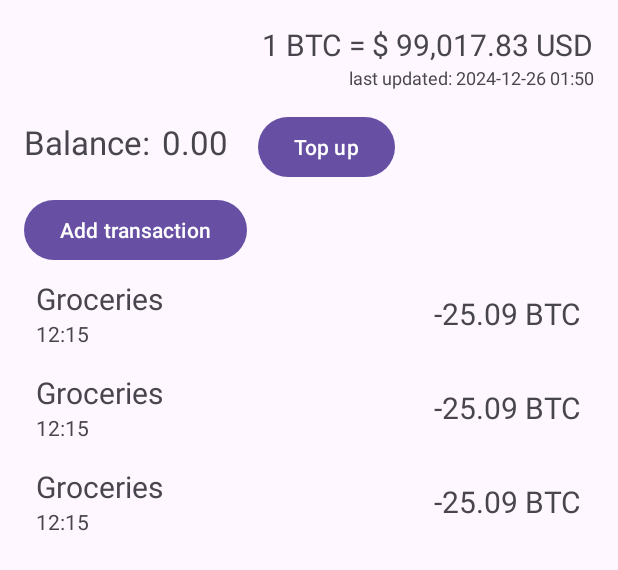
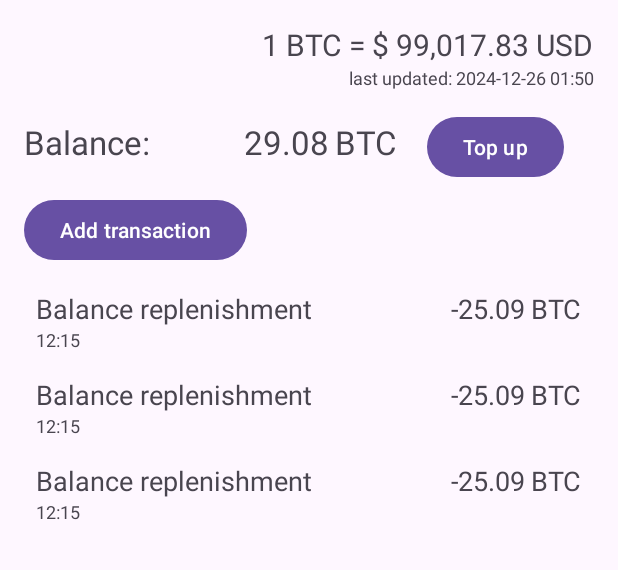
Before and after one commit to deyasix/Wallet, an Android app: the layout fragment_wallet.xml on its own in the app's theme, with its tools: preview values and no code run, on a phone screen of 412 x 824 dp. Shown: the top 570 px of the screen. Run offline under Robolectric (Android 15) with nearby library versions, the phone set to English and light mode, and no system bars.

Commit message:
ui changes

```diff
--- a/app/src/main/java/com/example/wallet/di/ApplicationComponent.kt
+++ b/app/src/main/java/com/example/wallet/di/ApplicationComponent.kt
@@ -1,8 +1,6 @@
 package com.example.wallet.di
 
 import android.content.Context
-import com.example.wallet.domain.GetBalanceUseCase
-import com.example.wallet.domain.TopUpBalanceUseCase
 import com.example.wallet.presentation.AddTransactionFragment
 import com.example.wallet.presentation.WalletFragment
 import dagger.BindsInstance
@@ -12,9 +10,6 @@ import javax.inject.Singleton
 @Singleton
 @Component(modules = [RoomModule::class, DataSourceModule::class, NetworkModule::class])
 interface ApplicationComponent {
-
-    fun getBalanceUseCase(): GetBalanceUseCase
-    fun topUpBalanceUseCase(): TopUpBalanceUseCase
 
     fun inject(walletFragment: WalletFragment)
     fun inject(addTransactionFragment: AddTransactionFragment)
--- a/app/src/main/res/layout/fragment_wallet.xml
+++ b/app/src/main/res/layout/fragment_wallet.xml
@@ -29,7 +29,7 @@
         android:layout_width="wrap_content"
         android:layout_height="wrap_content"
         android:layout_marginVertical="20dp"
-        android:text="Balance:"
+        android:text="@string/balance"
         android:textSize="22sp"
         app:layout_constraintStart_toStartOf="parent"
         app:layout_constraintTop_toBottomOf="@id/tv_last_updated" />
@@ -38,27 +38,45 @@
         android:id="@+id/tv_balance"
         android:layout_width="wrap_content"
         android:layout_height="wrap_content"
-        android:layout_marginHorizontal="8dp"
-        android:text="0.00"
+        android:layout_marginStart="6dp"
+        android:ellipsize="end"
+        android:gravity="end"
+        android:maxLines="1"
         android:textSize="22sp"
         app:layout_constraintBaseline_toBaselineOf="@id/tv_balance_title"
-        app:layout_constraintStart_toEndOf="@id/tv_balance_title" />
+        app:layout_constraintEnd_toStartOf="@id/tv_currency"
+        app:layout_constraintStart_toEndOf="@id/tv_balance_title"
+        app:layout_constraintWidth="0dp"
+        tools:text="29.08" />
+
+    <TextView
+        android:id="@+id/tv_currency"
+        android:layout_width="wrap_content"
+        android:layout_height="wrap_content"
+        android:layout_marginStart="4dp"
+        android:text="@string/btc"
+        android:textSize="22sp"
+        app:layout_constraintBaseline_toBaselineOf="@id/tv_balance"
+        app:layout_constraintEnd_toStartOf="@id/btn_top_up"
+        app:layout_constraintStart_toEndOf="@id/tv_balance" />
 
     <Button
         android:id="@+id/btn_top_up"
         android:layout_width="wrap_content"
         android:layout_height="wrap_content"
         android:layout_marginHorizontal="20dp"
-        android:text="Top up"
+        android:text="@string/top_up"
         app:layout_constraintBaseline_toBaselineOf="@id/tv_balance"
-        app:layout_constraintStart_toEndOf="@id/tv_balance" />
+        app:layout_constraintEnd_toEndOf="parent"
+        app:layout_constraintHorizontal_bias="1"
+        app:layout_constraintStart_toEndOf="@id/tv_currency" />
 
     <Button
         android:id="@+id/btn_add_transaction"
         android:layout_width="wrap_content"
         android:layout_height="wrap_content"
         android:layout_marginVertical="20dp"
-        android:text="Add transaction"
+        android:text="@string/add_transaction"
         app:layout_constraintStart_toStartOf="parent"
         app:layout_constraintTop_toBottomOf="@id/tv_balance_title" />
 
@@ -66,6 +84,7 @@
         android:id="@+id/rv_transactions"
         android:layout_width="match_parent"
         android:layout_height="0dp"
+        android:layout_marginTop="8dp"
         app:layoutManager="androidx.recyclerview.widget.LinearLayoutManager"
         app:layout_constraintBottom_toBottomOf="parent"
         app:layout_constraintTop_toBottomOf="@id/btn_add_transaction"
--- a/app/src/main/res/layout/item_transaction.xml
+++ b/app/src/main/res/layout/item_transaction.xml
@@ -8,18 +8,19 @@
 
     <TextView
         android:id="@+id/tv_transaction_category"
-        android:layout_width="wrap_content"
+        android:layout_width="0dp"
         android:layout_height="wrap_content"
-        android:textSize="20sp"
+        android:textSize="18sp"
+        app:layout_constraintEnd_toStartOf="@id/tv_transaction_value"
         app:layout_constraintStart_toStartOf="parent"
         app:layout_constraintTop_toTopOf="parent"
-        tools:text="@string/groceries" />
+        tools:text="@string/balance_replenishment" />
 
     <TextView
         android:id="@+id/tv_date"
         android:layout_width="wrap_content"
         android:layout_height="wrap_content"
-        android:textSize="14sp"
+        android:textSize="12sp"
         app:layout_constraintStart_toStartOf="parent"
         app:layout_constraintTop_toBottomOf="@id/tv_transaction_category"
         tools:text="12:15" />
@@ -28,12 +29,25 @@
         android:id="@+id/tv_transaction_value"
         android:layout_width="wrap_content"
         android:layout_height="wrap_content"
-        android:textSize="20sp"
-        app:layout_constraintBottom_toBottomOf="parent"
-        app:layout_constraintEnd_toEndOf="parent"
+        android:ellipsize="end"
+        android:gravity="end"
+        android:maxLines="1"
+        android:textSize="18sp"
+        app:layout_constraintBaseline_toBaselineOf="@id/tv_transaction_category"
+        app:layout_constraintEnd_toStartOf="@id/tv_currency"
         app:layout_constraintHorizontal_bias="1"
         app:layout_constraintStart_toEndOf="@id/tv_transaction_category"
-        app:layout_constraintTop_toTopOf="parent"
-        tools:text="-25.09 BTC" />
+        tools:text="-25.09" />
+
+    <TextView
+        android:id="@+id/tv_currency"
+        android:layout_width="wrap_content"
+        android:layout_height="match_parent"
+        android:layout_marginStart="4dp"
+        android:text="@string/btc"
+        android:textSize="18sp"
+        app:layout_constraintBaseline_toBaselineOf="@id/tv_transaction_value"
+        app:layout_constraintEnd_toEndOf="parent"
+        app:layout_constraintStart_toEndOf="@id/tv_transaction_value" />
 
 </androidx.constraintlayout.widget.ConstraintLayout>
--- a/app/src/main/res/values/colors.xml
+++ b/app/src/main/res/values/colors.xml
@@ -4,4 +4,6 @@
     <color name="white">#FFFFFFFF</color>
     <color name="red">#DC143C</color>
     <color name="green">#3CB371</color>
+    <color name="light_blue">#ADD8E6</color>
+    <color name="light_steel_blue">#ADBCE6</color>
 </resources>
--- a/app/src/main/res/values/strings.xml
+++ b/app/src/main/res/values/strings.xml
@@ -19,4 +19,13 @@
     <string name="btc_to_usd">1 BTC = $ %s USD</string>
     <string name="last_updated">last updated: %s</string>
     <string name="balance_replenishment">Balance replenishment</string>
+    <string name="btc">BTC</string>
+    <string name="top_up">Top up</string>
+    <string name="add_transaction">Add transaction</string>
+    <string name="balance">Balance:</string>
+    <string name="add">Add</string>
+    <string name="please_enter_a_value_for_the_transaction">Please, enter a value for the transaction and select a category</string>
+    <string name="enter_a_value_for_top_up">Enter a value for top-up</string>
+    <string name="cancel">Cancel</string>
+    <string name="confirm">Confirm</string>
 </resources>
--- a/app/src/main/res/values/themes.xml
+++ b/app/src/main/res/values/themes.xml
@@ -6,4 +6,8 @@
     </style>
 
     <style name="Theme.Wallet" parent="Base.Theme.Wallet" />
+
+    <style name="RoundedCornersDialog" parent="@style/Theme.Material3.DayNight.Dialog.Alert">
+        <item name="dialogCornerRadius">16dp</item>
+    </style>
 </resources>
```
Also changed, not shown: app/src/main/java/com/example/wallet/di/GenericViewModelFactory.kt (added, +15 -0 lines), app/src/main/java/com/example/wallet/ext/BigDecimalExt.kt (added, +10 -0 lines), app/src/main/java/com/example/wallet/ext/EditTextExt.kt (added, +12 -0 lines), app/src/main/java/com/example/wallet/presentation/AddTransactionFragment.kt (+16 -7 lines), app/src/main/java/com/example/wallet/presentation/AddTransactionViewModel.kt (+8 -9 lines), app/src/main/java/com/example/wallet/presentation/TopUpBalanceFragment.kt (+36 -4 lines), app/src/main/java/com/example/wallet/presentation/TransactionsAdapter.kt (+6 -2 lines), app/src/main/java/com/example/wallet/presentation/WalletFragment.kt (+18 -28 lines), app/src/main/java/com/example/wallet/presentation/WalletViewModel.kt (+0 -19 lines), app/src/main/res/drawable/ic_back.xml (added, +13 -0 lines), app/src/main/res/layout/fragment_add_transaction.xml (+27 -4 lines), app/src/main/res/layout/fragment_top_up_balance.xml (+17 -4 lines), app/src/main/res/layout/item_transaction_date.xml (+5 -5 lines).
